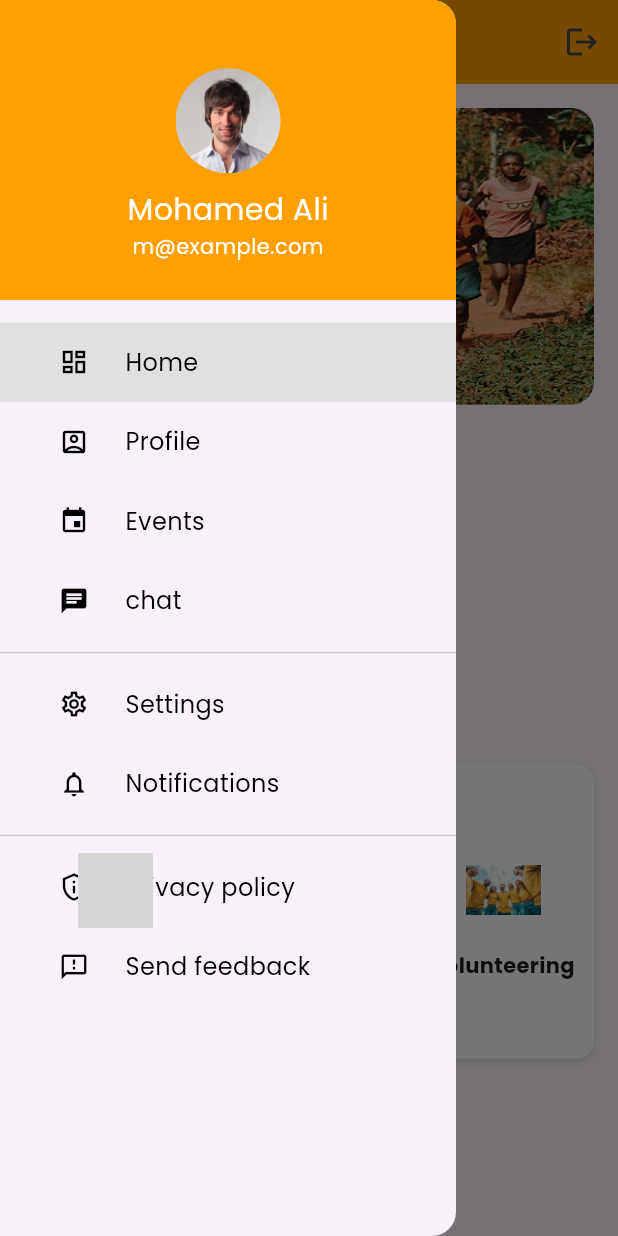
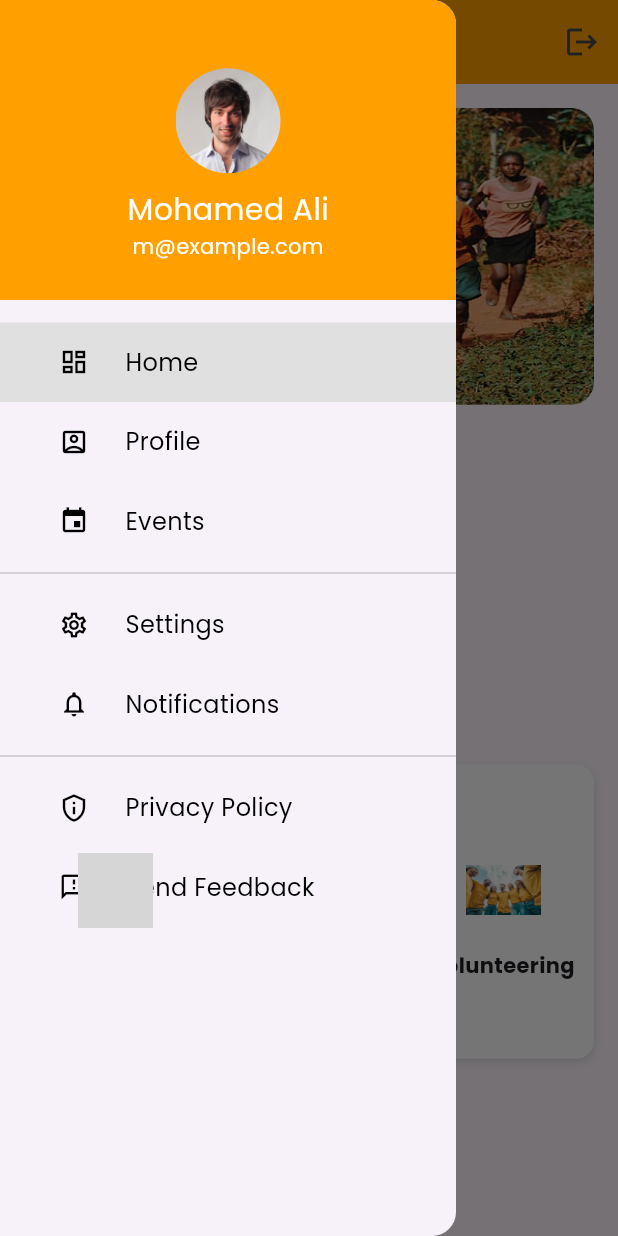
Before and after one commit to mohamedfareed244/volunteers_app, a Flutter app: the screen it shows once a user with an empty profile is signed in, with the side drawer open, on a phone screen of 412 x 824 dp. Run offline on Flutter 3.47's test engine with Material 3 defaults, Android fonts, the phone set to English and light mode, and no system bars; drawn by our look-alikes of card_swiper; our stand-ins replace cloud_firestore, dotted_border, fancy_shimmer_image, firebase_auth, firebase_core, firebase_storage and 4 more; missing offline and left inert: dynamic_height_grid_view; accounts and stored records are empty; grey boxes are pictures that could not be loaded.

Commit message:
dynamic drawer

```diff
--- a/lib/main.dart
+++ b/lib/main.dart
@@ -29,10 +29,11 @@ class MainApp extends StatelessWidget {
     return MultiProvider(
       providers: [
         ChangeNotifierProvider(create: (_) => OppProvider()),
+        StreamProvider<User?>.value(
+        value: AuthService().user,
+        initialData: null,)
       ],
-      child: StreamProvider<User?>.value(
-        value: AuthService().user,
-        initialData: null,
+
         child: MaterialApp(
           debugShowCheckedModeBanner: false,
           theme: ThemeData(
@@ -47,7 +48,6 @@ class MainApp extends StatelessWidget {
             // Add more routes here
           },
         ),
-      ),
     );
   }
 }
--- a/lib/screens/AuthWrapper.dart
+++ b/lib/screens/AuthWrapper.dart
@@ -6,17 +6,19 @@ import 'package:volunteers_app/views/Drawer/Drawer.dart';
 import 'package:volunteers_app/views/WelcomeScreen.dart';
 import 'package:volunteers_app/views/dashboard/organization_dashboard.dart';
 
-
-
 class AuthWrapper extends StatelessWidget {
   const AuthWrapper({super.key});
 
   Future<String?> _getUserRole(String userId) async {
-    final userDoc = await FirebaseFirestore.instance.collection('users').doc(userId).get();
+    final userDoc =
+        await FirebaseFirestore.instance.collection('users').doc(userId).get();
     if (userDoc.exists) {
       return 'user';
     }
-    final orgDoc = await FirebaseFirestore.instance.collection('Organization').doc(userId).get();
+    final orgDoc = await FirebaseFirestore.instance
+        .collection('Organization')
+        .doc(userId)
+        .get();
     if (orgDoc.exists) {
       return 'organization';
     }
@@ -36,22 +38,31 @@ class AuthWrapper extends StatelessWidget {
       future: _getUserRole(user.uid),
       builder: (context, snapshot) {
         if (snapshot.connectionState == ConnectionState.waiting) {
-          return const Center(child: CircularProgressIndicator());
+          return const Center(
+              child: CircularProgressIndicator(
+            backgroundColor: Colors.white,
+          ));
         }
 
         final role = snapshot.data;
-        if (role == 'user') {
-          return  drawerr(); // Screen for regular users
-        } else if (role == 'organization') {
-          return  OrganizationDashboard(); // Screen for organizations
+
+        // if (role == 'user') {
+        //   return  drawerr(); // Screen for regular users
+        // } else if (role == 'organization') {
+        //   return  drawerr(); // Screen for organizations
+        // }
+
+        if (role == 'user' || role == 'organization') {
+          print("role: $role");
+          return drawerr(role:role!);
         }
 
-              // Role not recognized, log out the user
+        // Role not recognized, log out the user
         WidgetsBinding.instance.addPostFrameCallback((_) async {
           await FirebaseAuth.instance.signOut();
           Navigator.of(context).pushAndRemoveUntil(
             MaterialPageRoute(builder: (context) => const WelcomeScreen()),
-            (route) => false,//removes all the existing routes from the stack
+            (route) => false, //removes all the existing routes from the stack
           );
         });
 
--- a/lib/screens/authenticate/register.dart
+++ b/lib/screens/authenticate/register.dart
@@ -111,7 +111,7 @@ class _RegisterState extends State<Register> {
                               setState(() =>
                                   error = 'Registration failed. Try again.');
                             } else {
-                  Navigator.push(context,MaterialPageRoute(builder: (context)=> drawerr()));
+                  Navigator.push(context,MaterialPageRoute(builder: (context)=> drawerr(role: 'user',)));
                               print("User registered: ${result.uid}");
                             }
                           }
--- a/lib/screens/authenticate/registerOrg.dart
+++ b/lib/screens/authenticate/registerOrg.dart
@@ -2,6 +2,7 @@ import 'package:flutter/material.dart';
 import 'package:volunteers_app/screens/Home/home.dart';
 import 'package:volunteers_app/screens/authenticate/sign_in.dart';
 import 'package:volunteers_app/services/AuthService.dart';
+import 'package:volunteers_app/views/Drawer/Drawer.dart';
 import 'package:volunteers_app/views/dashboard/edit_organization.dart';
 
 class RegisterOrg extends StatefulWidget {
@@ -111,7 +112,7 @@ class _RegisterOrgState extends State<RegisterOrg> {
                               setState(() =>
                                   error = 'Registration failed. Try again.');
                             } else {
-                              Navigator.push(context,MaterialPageRoute(builder: (context)=> Orgprofile()));
+                              Navigator.push(context,MaterialPageRoute(builder: (context)=> drawerr(role: 'organization',)));
                               print("User registered: ${result.id}");
                             }
                           }
--- a/lib/screens/authenticate/sign_in.dart
+++ b/lib/screens/authenticate/sign_in.dart
@@ -174,12 +174,12 @@ class _SignInState extends State<SignIn> {
                         Navigator.push(
                             context,
                             MaterialPageRoute(
-                                builder: (context) => drawerr()));
+                                builder: (context) => drawerr(role: 'user')));
                       } else {
                         Navigator.push(
                             context,
                             MaterialPageRoute(
-                                builder: (context) => OrganizationDashboard()));
+                                builder: (context) => drawerr(role: 'organization')));
                       }
                     } else {
                       ScaffoldMessenger.of(context).showSnackBar(
--- a/lib/views/Drawer/Drawer.dart
+++ b/lib/views/Drawer/Drawer.dart
@@ -1,7 +1,8 @@
 import 'package:flutter/material.dart';
-import 'package:volunteers_app/screens/authenticate/register.dart';
-import 'package:volunteers_app/screens/authenticate/registerOrg.dart';
 import 'package:volunteers_app/services/AuthService.dart';
+import 'package:volunteers_app/views/WelcomeScreen.dart';
+import 'package:volunteers_app/views/dashboard/organization_dashboard.dart';
+import 'package:volunteers_app/views/dashboard/edit_organization.dart';
 import 'package:volunteers_app/views/privacy_policy.dart';
 import 'package:volunteers_app/views/send_feedback.dart';
 import 'package:volunteers_app/views/settings.dart';
@@ -13,14 +14,29 @@ import 'my_drawer_header.dart';
 import '../notifications.dart';
 
 class drawerr extends StatefulWidget {
+  final String role; // Receive role from AuthWrapper
+
+  const drawerr({super.key, required this.role});
+
   @override
-  _drawerrState createState() => _drawerrState();
+  _DrawerWidgetState createState() => _DrawerWidgetState();
 }
 
-class _drawerrState extends State<drawerr> {
+class _DrawerWidgetState extends State<drawerr> {
+  var currentPage;
   AuthService _authService = AuthService();
+  @override
+  void initState() {
+    super.initState();
+    // Set the initial page based on the role
+    if (widget.role == "user") {
+      currentPage = DrawerSections.home; // Default to home for users
+    } else if (widget.role == "organization") {
+      currentPage = DrawerSections
+          .organization_dashboard; // Default to dashboard for organizations
+    }
+  }
 
-  var currentPage = DrawerSections.home;
   @override
   Widget build(BuildContext context) {
     var container;
@@ -40,19 +56,27 @@ class _drawerrState extends State<drawerr> {
       container = PrivacyPolicyPage();
     } else if (currentPage == DrawerSections.send_feedback) {
       container = SendFeedbackPage();
+    } else if (currentPage == DrawerSections.organization_dashboard) {
+      container = OrganizationDashboard(); // Organization Dashboard
+    } else if (currentPage == DrawerSections.edit_org_profile) {
+      container = Orgprofile(); // Edit Organization Profile
+    } else if (currentPage == DrawerSections.review_volunteer) {
+      container = Orgprofile(); // Review Volunteer Page
     }
+
     return Scaffold(
       appBar: AppBar(
-        title: Text("Volunteens",
+        title: widget.role=="user"?Text("Volunteens",
             style: TextStyle(
                 fontWeight: FontWeight.bold,
                 fontStyle: FontStyle.italic,
-                color: const Color.fromARGB(255, 0, 0, 0))),
+                color: const Color.fromARGB(255, 0, 0, 0))):Text("Organization Panel"),
         actions: [
           IconButton(
             icon: Icon(Icons.logout),
             onPressed: () {
               _authService.signOut();
+              Navigator.pushReplacement(context, MaterialPageRoute(builder: (context)=> WelcomeScreen()));
             },
           ),
         ],
@@ -60,47 +84,72 @@ class _drawerrState extends State<drawerr> {
       body: container,
       drawer: Drawer(
         child: SingleChildScrollView(
-          child: Container(
           child: Column(
             children: [
               MyHeaderDrawer(),
-                MyDrawerList(),
+              MyDrawerList(widget.role), // Pass role to MyDrawerList
             ],
-            ),
           ),
         ),
       ),
     );
   }
 
-  Widget MyDrawerList() {
-    return Container(
-      padding: EdgeInsets.only(
-        top: 15,
-      ),
-      child: Column(
-        // shows the list of menu drawer
-        children: [
+  Widget MyDrawerList(String role) {
+    List<Widget> menuItems = [];
+
+    // Role-specific menu items
+    if (role == "user") {
+      menuItems.addAll([
         menuItem(1, "Home", Icons.dashboard_outlined,
             currentPage == DrawerSections.home ? true : false),
         menuItem(2, "Profile", Icons.account_box_outlined,
             currentPage == DrawerSections.profile ? true : false),
         menuItem(3, "Events", Icons.event,
             currentPage == DrawerSections.opportunities ? true : false),
-          menuItem(4, "chat", Icons.chat,
-              currentPage == DrawerSections.chat ? true : false),
+      ]);
+    } else if (role == "organization") {
+
+      menuItems.add(
+        menuItem(
+            4,
+            "Dashboard",
+            Icons.dashboard_outlined,
+            currentPage == DrawerSections.organization_dashboard
+                ? true
+                : false),
+      );
+      menuItems.add(
+        menuItem(5, "Manage Opportunities", Icons.manage_accounts,
+            currentPage == DrawerSections.opportunities ? true : false),
+      );
+      menuItems.add(
+        menuItem(6, "Edit Profile", Icons.edit,
+            currentPage == DrawerSections.edit_org_profile ? true : false),
+      );
+      menuItems.add(
+        menuItem(7, "Review Volunteers", Icons.group_outlined,
+            currentPage == DrawerSections.review_volunteer ? true : false),
+      );
+    }
+
+    // Add common menu items at the end
+    menuItems.addAll([
       Divider(),
-          menuItem(5, "Settings", Icons.settings_outlined,
+      menuItem(8, "Settings", Icons.settings_outlined,
           currentPage == DrawerSections.settings ? true : false),
-          menuItem(6, "Notifications", Icons.notifications_outlined,
+      menuItem(9, "Notifications", Icons.notifications_outlined,
           currentPage == DrawerSections.notifications ? true : false),
       Divider(),
-          menuItem(7, "Privacy policy", Icons.privacy_tip_outlined,
+      menuItem(10, "Privacy Policy", Icons.privacy_tip_outlined,
           currentPage == DrawerSections.privacy_policy ? true : false),
-          menuItem(8, "Send feedback", Icons.feedback_outlined,
+      menuItem(11, "Send Feedback", Icons.feedback_outlined,
           currentPage == DrawerSections.send_feedback ? true : false),
-        ],
-      ),
+    ]);
+
+    return Container(
+      padding: EdgeInsets.only(top: 15),
+      child: Column(children: menuItems),
     );
   }
 
@@ -118,14 +167,20 @@ class _drawerrState extends State<drawerr> {
             } else if (id == 3) {
               currentPage = DrawerSections.opportunities;
             } else if (id == 4) {
-              currentPage = DrawerSections.chat;
+              currentPage = DrawerSections.organization_dashboard;
             } else if (id == 5) {
+              currentPage = DrawerSections.opportunities;
+            } else if (id == 6) {
+              currentPage = DrawerSections.edit_org_profile;
+            } else if (id == 7) {
+              currentPage = DrawerSections.review_volunteer;
+            } else if (id == 8) {
               currentPage = DrawerSections.settings;
-            } else if (id == 6) {
+            } else if (id == 9) {
               currentPage = DrawerSections.notifications;
-            } else if (id == 7) {
+            } else if (id == 10) {
               currentPage = DrawerSections.privacy_policy;
-            } else if (id == 8) {
+            } else if (id == 11) {
               currentPage = DrawerSections.send_feedback;
             }
           });
@@ -168,4 +223,7 @@ enum DrawerSections {
   notifications,
   privacy_policy,
   send_feedback,
+  organization_dashboard, // Organization Dashboard
+  edit_org_profile, // Edit Organization Profile
+  review_volunteer, // Review Volunteer
 }
--- a/lib/views/dashboard/edit_organization.dart
+++ b/lib/views/dashboard/edit_organization.dart
@@ -94,9 +94,7 @@ class _OrgprofileState extends State<Orgprofile> {
   @override
   Widget build(BuildContext context) {
     return Scaffold(
-      appBar: AppBar(
-        title: Text("Edit Profile"),
-      ),
+
       body: SingleChildScrollView(
         child: Container(
           padding: EdgeInsets.all(50.0),
@@ -117,6 +115,8 @@ class _OrgprofileState extends State<Orgprofile> {
 
                   return Column(
                     children: [
+                      Text("Edit Profile",style: TextStyle(fontWeight: FontWeight.bold,fontSize: 20),textAlign: TextAlign.center,),
+                      SizedBox(height: 50,),
                       Stack(
                         children: [
                           SizedBox(
--- a/lib/views/dashboard/organization_dashboard.dart
+++ b/lib/views/dashboard/organization_dashboard.dart
@@ -1,6 +1,7 @@
 import 'package:cloud_firestore/cloud_firestore.dart';
 import 'package:flutter/material.dart';
 import 'package:volunteers_app/services/AuthService.dart';
+import 'package:volunteers_app/views/WelcomeScreen.dart';
 
 class OrganizationDashboard extends StatelessWidget {
   OrganizationDashboard({super.key});
@@ -11,16 +12,6 @@ class OrganizationDashboard extends StatelessWidget {
   @override
   Widget build(BuildContext context) {
     return Scaffold(
-      appBar: AppBar(
-        title: Text("Organization Panel"),
-        actions: [
-          IconButton(
-              onPressed: () {
-                _auth.signOut();
-              },
-              icon: Icon(Icons.exit_to_app_outlined))
-        ],
-      ),
       // drawer: DrawerWidget(),
       body: SingleChildScrollView(
         padding: EdgeInsets.all(16.0),
```
Lines whose indentation alone changed are shown as unchanged.
